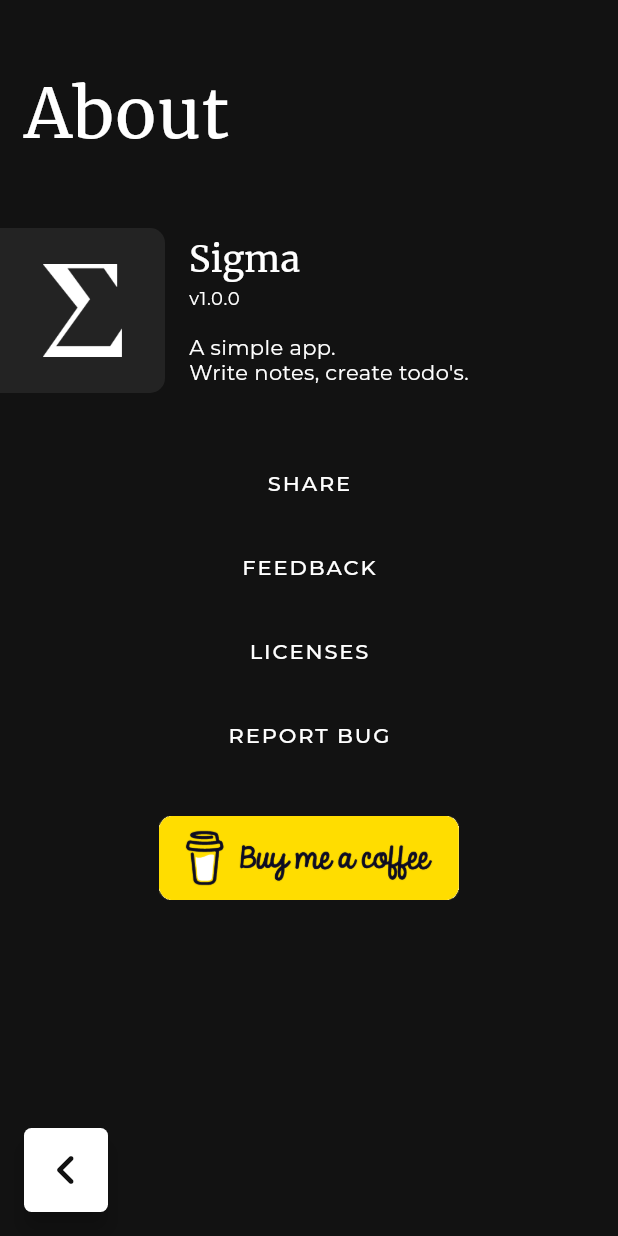
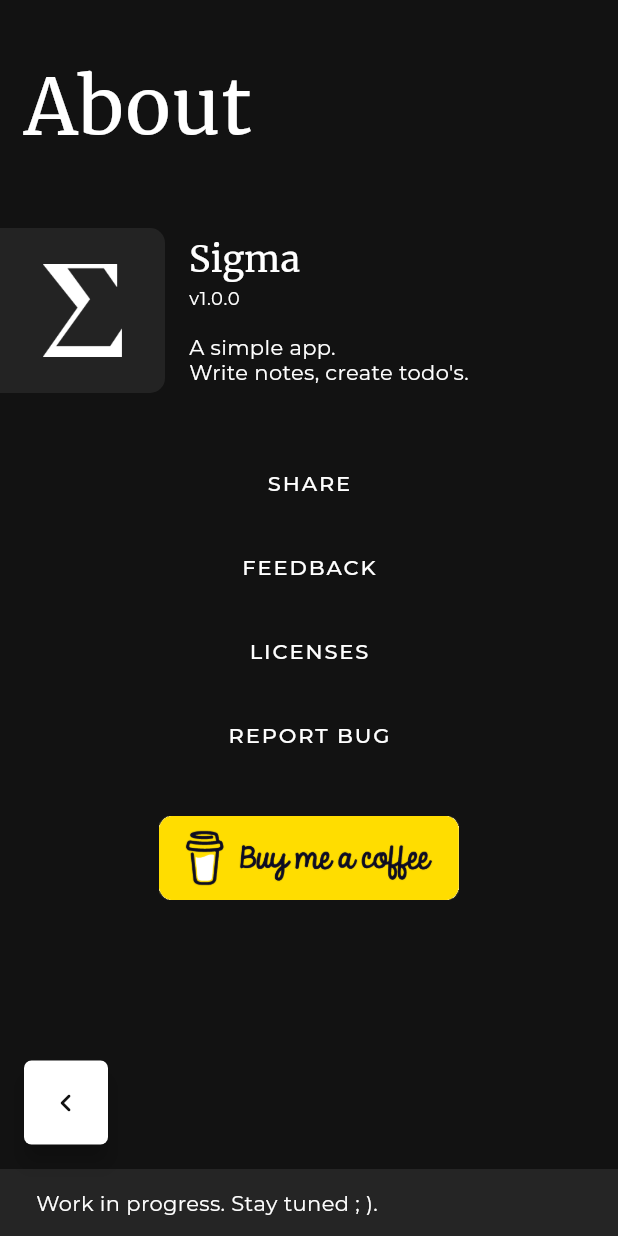
Before and after one commit to coffeekillsbugs/notable, a Flutter app: the AboutScreen screen opened by its route, after a tap on "SHARE", on a phone screen of 412 x 824 dp. Run offline on Flutter 3.47's test engine with Material 2 defaults, Android fonts, the phone set to English and light mode, and no system bars; our stand-ins replace hive, hive_flutter; accounts and stored records are empty; generated files the repository leaves out were written again.

```diff
--- a/lib/screens/about.dart
+++ b/lib/screens/about.dart
@@ -11,30 +11,12 @@ class AboutScreen extends StatefulWidget {
 }
 
 class _AboutScreenState extends State<AboutScreen> {
-  // ScrollController _scrollController;
 
-  @override
-  void initState() {
-    super.initState();
-
-    // _scrollController = ScrollController();
-    // _scrollController.addListener(_scrollListener);
-  }
-
-  @override
-  void dispose() {
-    // _scrollController.dispose();
-
-    super.dispose();
-  }
-
+  GlobalKey<ScaffoldState> _scaffoldKey = GlobalKey();
  @override
   Widget build(BuildContext context) {
-    return Stack(
-      children: [
-        // GradientBackground(),
-        Scaffold(
-          backgroundColor: AppColor.darkGrey,
+    return Scaffold(
+      key: _scaffoldKey,
       body: CustomScrollView(
         physics: BouncingScrollPhysics(),
         slivers: [
@@ -48,7 +30,6 @@ class _AboutScreenState extends State<AboutScreen> {
             flexibleSpace: FlexibleSpaceBar(
               title: Text(
                 'About',
-                    textScaleFactor: 0.9,
                 style: Theme.of(context).textTheme.headline4,
               ),
               titlePadding: EdgeInsets.symmetric(horizontal: 16.0, vertical: 16.0),
@@ -111,10 +92,41 @@ class _AboutScreenState extends State<AboutScreen> {
                 ),
                 SizedBox(height: 32.0),
                 // >>> External links
-                    KitKatButton('SHARE'),
-                    KitKatButton('FEEDBACK'),
-                    KitKatButton('LICENSES'),
-                    KitKatButton('REPORT BUG'),
+                KitKatButton(
+                    kText: 'SHARE',
+                    kOnTap: () {
+                      _scaffoldKey.currentState.showSnackBar(SnackBar(
+                        content: Text(
+                          'Work in progress. Stay tuned ; ).',
+                          style: Theme.of(context).textTheme.bodyText2,
+                        ),
+                        backgroundColor: AppColor.overlayEight,
+                      ));
+                    }),
+                KitKatButton(
+                  kText: 'FEEDBACK',
+                  kOnTap: () {
+                    _externalLink('mailto:arthurexcalibur9@protonmail.com?subject=Sigma%20Feedback&body=What%20are%20your%20thoughts?');
+                  },
+                ),
+                KitKatButton(
+                  kText: 'LICENSES',
+                  kOnTap: () {
+                    _scaffoldKey.currentState.showSnackBar(SnackBar(
+                      content: Text(
+                        'Work in progress. Stay tuned ; ).',
+                        style: Theme.of(context).textTheme.bodyText2,
+                      ),
+                      backgroundColor: AppColor.overlayEight,
+                    ));
+                  },
+                ),
+                KitKatButton(
+                  kText: 'REPORT BUG',
+                  kOnTap: () {
+                    _externalLink('mailto:arthurexcalibur9@protonmail.com?subject=Reporting%20Bug&body=What%20seems%20broken?');
+                  },
+                ),
                 SizedBox(height: 26.0),
                 Align(
                   alignment: Alignment.center,
@@ -142,11 +154,8 @@ class _AboutScreenState extends State<AboutScreen> {
           Navigator.pop(context);
         },
         kIcon: Icons.chevron_left_rounded,
-            kSize: 40.0,
       ),
       floatingActionButtonLocation: FloatingActionButtonLocation.startFloat,
-        ),
-      ],
     );
   }
 
@@ -160,43 +169,6 @@ class _AboutScreenState extends State<AboutScreen> {
     }
   }
 
-  // void _scrollListener() {}
-}
-
-class KitKatButton extends StatelessWidget {
-  final kText;
-
-  KitKatButton(this.kText);
-
-  @override
-  Widget build(BuildContext context) {
-    // const String shareUrl = 'shareURL';
-    const String feedbackUrl = 'mailto:arthurexcalibur9@protonmail.com?subject=Sigma%20Feedback&body=What%20are%20your%20thoughts?';
-    // const String licenseUrl = 'licenseURL';
-    // const String bugUrl = 'bugUrl';
-    return Material(
-      color: Colors.transparent,
-      child: InkWell(
-        splashColor: Colors.white,
-        onTap: () {
-          if (kText == 'FEEDBACK') {
-            _externalLink(feedbackUrl);
-          }
-        },
-        child: Container(
-          alignment: Alignment.center,
-          height: 56.0,
-          // color: Colors.red,
-          child: Text(
-            kText,
-            textScaleFactor: 1.0,
-            style: Theme.of(context).textTheme.button,
-          ),
-        ),
-      ),
-    );
-  }
-
   _externalLink(String url) async {
     // const url = link;
 
@@ -207,3 +179,33 @@ class KitKatButton extends StatelessWidget {
     }
   }
 }
+
+class KitKatButton extends StatelessWidget {
+  final String kText;
+  final Function kOnTap;
+
+  KitKatButton({
+    @required this.kText,
+    this.kOnTap,
+  });
+
+  @override
+  Widget build(BuildContext context) {
+    return Material(
+      color: Colors.transparent,
+      child: InkWell(
+        splashColor: Colors.white,
+        onTap: kOnTap,
+        child: Container(
+          alignment: Alignment.center,
+          height: 56.0,
+          child: Text(
+            kText,
+            textScaleFactor: 1.0,
+            style: Theme.of(context).textTheme.button,
+          ),
+        ),
+      ),
+    );
+  }
+}
--- a/lib/theme/theme_data.dart
+++ b/lib/theme/theme_data.dart
@@ -13,7 +13,7 @@ ThemeData sigmaTheme = ThemeData(
     color: Colors.white,
   ),
   bottomSheetTheme: BottomSheetThemeData(
-    modalBackgroundColor: AppColor.overlayFive,
+    modalBackgroundColor: AppColor.darkGrey,
     shape: RoundedRectangleBorder(
       borderRadius: BorderRadius.only(
         topLeft: Radius.circular(10.0),
--- a/lib/view_models/todo_view_model.dart
+++ b/lib/view_models/todo_view_model.dart
@@ -30,4 +30,10 @@ class TodoViewModel {
 
     putObject.updateInHive(index, updateObject);
   }
+
+  void changeItemState(SigmaNote changeObject, int index) {
+    HiveProvider modifyObject = HiveProvider();
+
+    modifyObject.changeTodoItemState(changeObject, index);
+  }
 }
--- a/lib/widgets/note_button.dart
+++ b/lib/widgets/note_button.dart
@@ -23,8 +23,10 @@ class NoteButton extends StatelessWidget {
             borderRadius: BorderRadius.circular(5.0),
             boxShadow: [
               BoxShadow(
-                offset: Offset(0.0, 0.0),
-                blurRadius: 5.0,
+                color: Colors.black.withOpacity(0.2),
+                offset: Offset(2.0, 2.0),
+                blurRadius: 4.0,
+                // spreadRadius: 1.0,
               ),
             ],
           ),
```
Also changed, not shown: lib/repository/hive_provider.dart (+12 -0 lines), lib/screens/homepage.dart (+9 -5 lines), lib/view_models/compact_todo_view_model.dart (added, +10 -0 lines), lib/views/compact_note_view.dart (+4 -8 lines), lib/views/compact_todo_view.dart (+10 -6 lines), lib/views/todo_view.dart (+13 -32 lines). Lines whose indentation alone changed are shown as unchanged.
